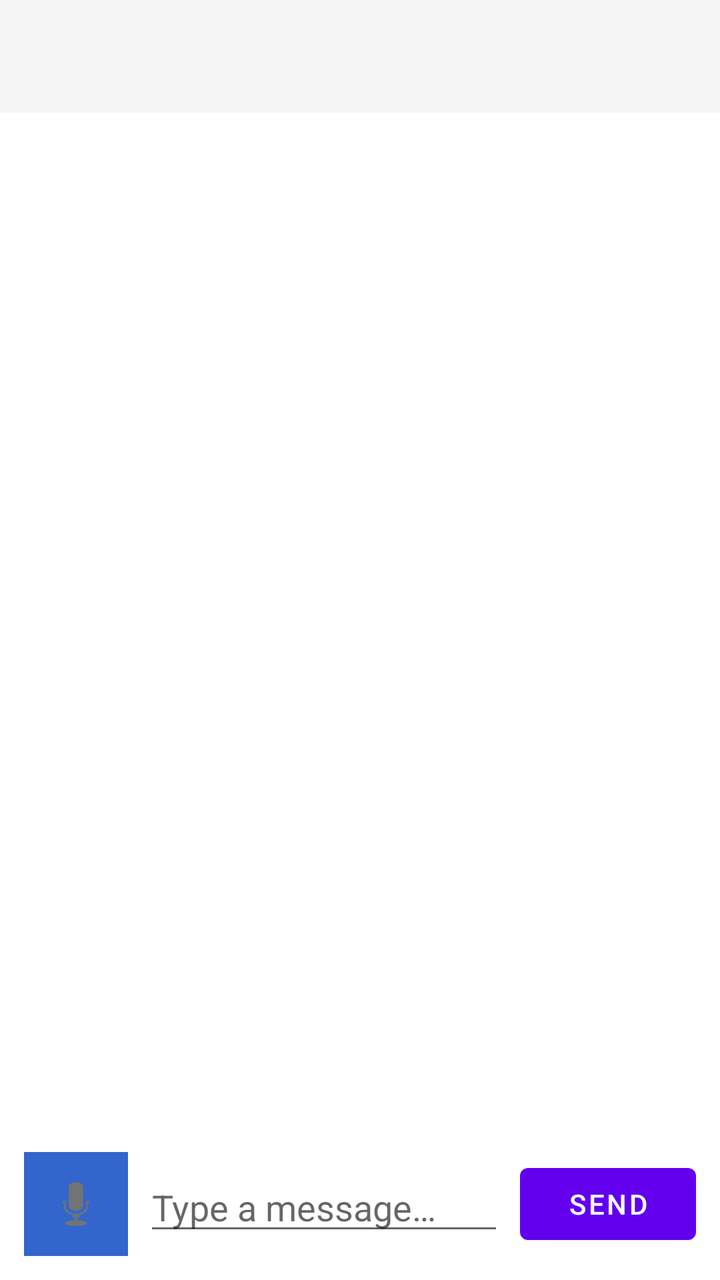
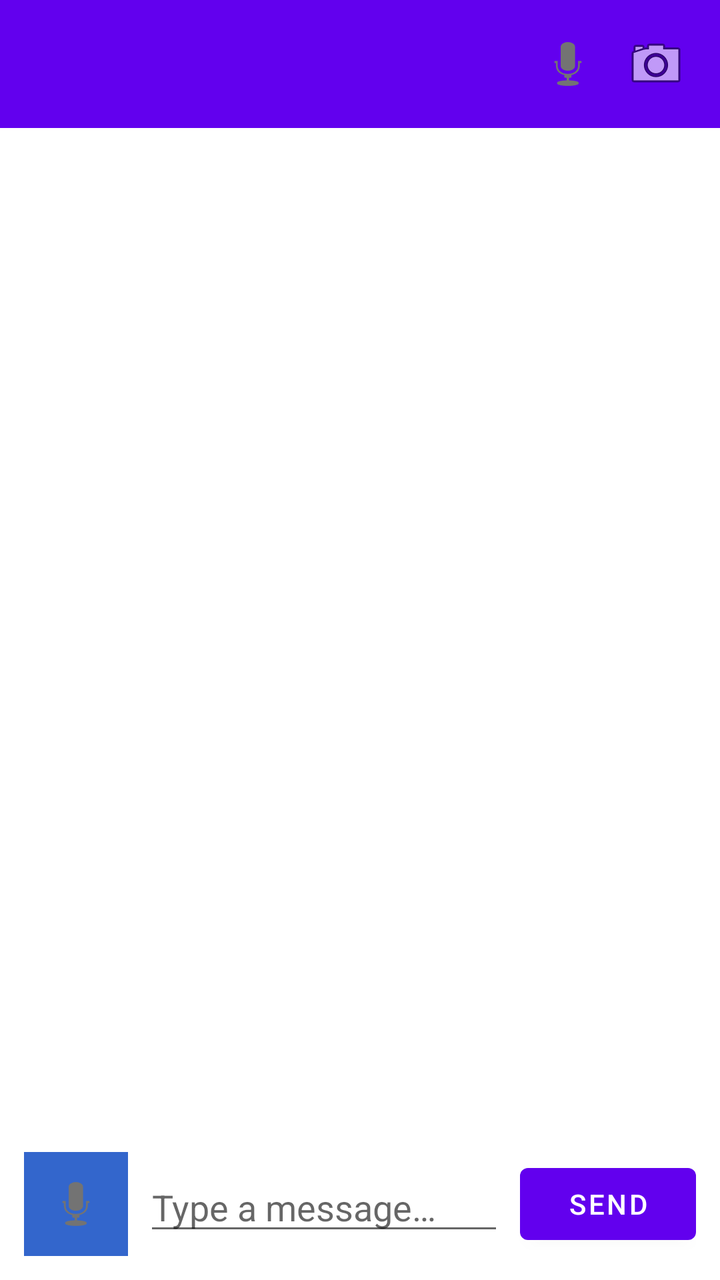

Two renders of the same Android screen: before a commit and after it. Below are the layout's source before the change and the commit's diff.
<!-- AndroidManifest.xml: application theme Theme.MatrixMessenger -->
<!-- res/layout/activity_chat.xml -->
<?xml version="1.0" encoding="utf-8"?>
<LinearLayout xmlns:android="http://schemas.android.com/apk/res/android"
    android:layout_width="match_parent"
    android:layout_height="match_parent"
    android:orientation="vertical">

    <LinearLayout
        android:layout_width="match_parent"
        android:layout_height="wrap_content"
        android:orientation="vertical"
        android:padding="16dp"
        android:background="#F5F5F5">

        <TextView
            android:id="@+id/contactNameText"
            android:layout_width="match_parent"
            android:layout_height="wrap_content"
            android:textSize="18sp"
            android:textStyle="bold" />

        <TextView
            android:id="@+id/badgeText"
            android:layout_width="match_parent"
            android:layout_height="wrap_content"
            android:textSize="11sp"
            android:textColor="#3366CC"
            android:visibility="gone" />

    </LinearLayout>

    <ListView
        android:id="@+id/messagesList"
        android:layout_width="match_parent"
        android:layout_height="0dp"
        android:layout_weight="1"
        android:padding="8dp" />

    <TextView
        android:id="@+id/recordingHintText"
        android:layout_width="match_parent"
        android:layout_height="wrap_content"
        android:text="Recording... swipe right to cancel"
        android:textColor="#CC0000"
        android:gravity="center"
        android:padding="8dp"
        android:visibility="gone" />

    <LinearLayout
        android:layout_width="match_parent"
        android:layout_height="wrap_content"
        android:orientation="horizontal"
        android:padding="12dp"
        android:gravity="center_vertical">

        <ImageButton
            android:id="@+id/micButton"
            android:layout_width="52dp"
            android:layout_height="52dp"
            android:background="#3366CC"
            android:contentDescription="Hold to record a voice message"
            android:src="@android:drawable/ic_btn_speak_now" />

        <EditText
            android:id="@+id/messageInput"
            android:layout_width="0dp"
            android:layout_height="wrap_content"
            android:layout_weight="1"
            android:layout_marginHorizontal="8dp"
            android:hint="Type a message…" />

        <Button
            android:id="@+id/sendButton"
            android:layout_width="wrap_content"
            android:layout_height="wrap_content"
            android:text="Send" />

    </LinearLayout>

</LinearLayout>
<!-- resources referenced by this layout -->
<resources>
  <style name="Theme.MatrixMessenger" parent="Theme.MaterialComponents.DayNight.NoActionBar" />
</resources>

<!-- the commit's change to res/layout/activity_chat.xml (unified diff, before → after) -->
@@ -7,24 +7,51 @@
     <LinearLayout
         android:layout_width="match_parent"
         android:layout_height="wrap_content"
-        android:orientation="vertical"
+        android:orientation="horizontal"
+        android:gravity="center_vertical"
         android:padding="16dp"
-        android:background="#F5F5F5">
+        android:background="?attr/colorPrimary">
 
-        <TextView
-            android:id="@+id/contactNameText"
-            android:layout_width="match_parent"
+        <LinearLayout
+            android:layout_width="0dp"
             android:layout_height="wrap_content"
-            android:textSize="18sp"
-            android:textStyle="bold" />
+            android:layout_weight="1"
+            android:orientation="vertical">
 
-        <TextView
-            android:id="@+id/badgeText"
-            android:layout_width="match_parent"
+            <TextView
+                android:id="@+id/contactNameText"
+                android:layout_width="match_parent"
+                android:layout_height="wrap_content"
+                android:textSize="18sp"
+                android:textStyle="bold"
+                android:textColor="#FFFFFF" />
+
+            <TextView
+                android:id="@+id/badgeText"
+                android:layout_width="match_parent"
+                android:layout_height="wrap_content"
+                android:textSize="11sp"
+                android:textColor="#E0F2F1"
+                android:visibility="gone" />
+
+        </LinearLayout>
+
+        <ImageButton
+            android:id="@+id/voiceCallButton"
+            android:layout_width="wrap_content"
             android:layout_height="wrap_content"
-            android:textSize="11sp"
-            android:textColor="#3366CC"
-            android:visibility="gone" />
+            android:background="?attr/selectableItemBackgroundBorderless"
+            android:contentDescription="Voice call"
+            android:src="@android:drawable/ic_btn_speak_now"
+            android:layout_marginEnd="12dp" />
+
+        <ImageButton
+            android:id="@+id/videoCallButton"
+            android:layout_width="wrap_content"
+            android:layout_height="wrap_content"
+            android:background="?attr/selectableItemBackgroundBorderless"
+            android:contentDescription="Video call"
+            android:src="@android:drawable/ic_menu_camera" />
 
     </LinearLayout>
 
